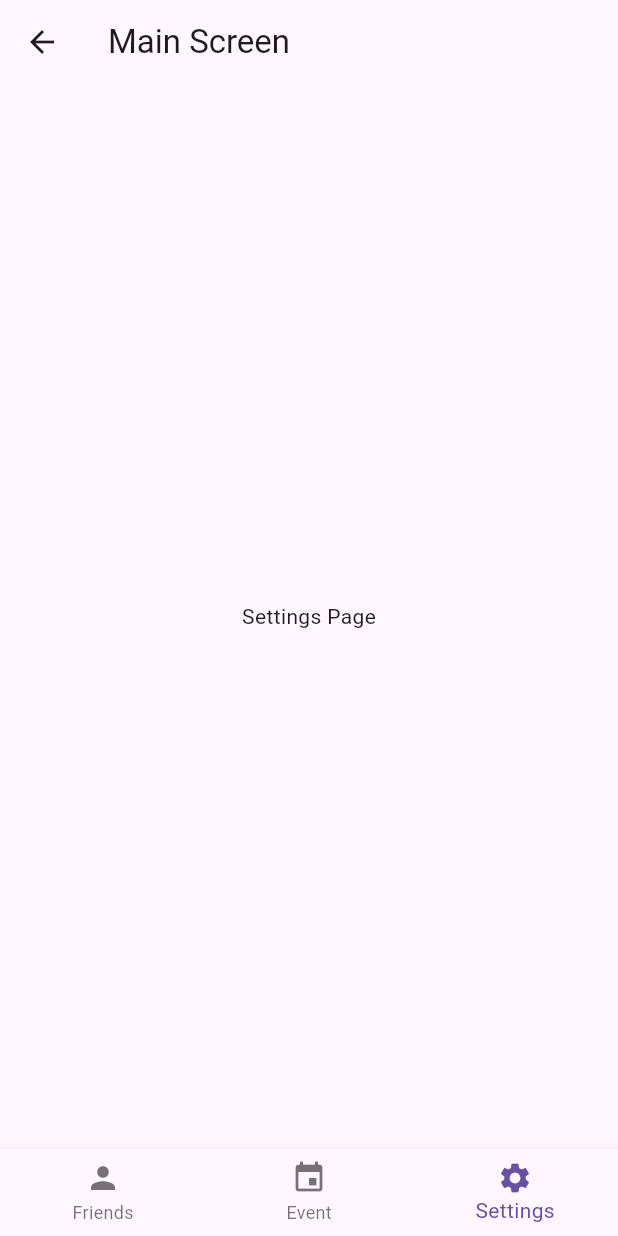
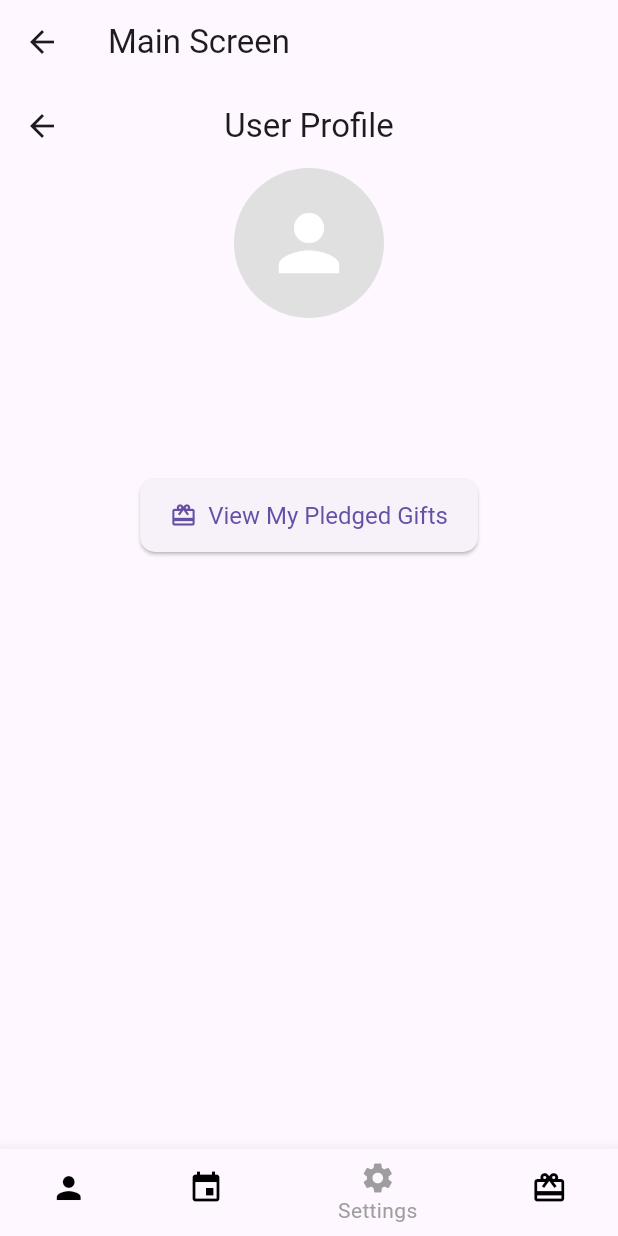
Before and after one commit to Hebahesham123/hedieaty_App, a Flutter app: the MainScreen screen opened by its route, item 3 of the bottom bar chosen, on a phone screen of 412 x 824 dp. Run offline on Flutter 3.47's test engine with Material 3 defaults, Android fonts, the light colour scheme and no system bars; our stand-ins replace cloud_firestore, firebase_auth, firebase_core, sqflite; accounts and stored records are empty.

Commit message:
sorting-profile-mypledge done

```diff
--- a/lib/Controllers/Gift_controller.dart
+++ b/lib/Controllers/Gift_controller.dart
@@ -106,4 +106,9 @@ class GiftController {
       print("Gift with ID $giftId unpublished.");
     }
   }
+
+  Future<List<Gift>> fetchPledgedGiftsByUser(String userId) async {
+    return await _giftModel.fetchPledgedGiftsByUser(userId);
+  }
+
 }
--- a/lib/Controllers/User_controller.dart
+++ b/lib/Controllers/User_controller.dart
@@ -90,4 +90,22 @@ class UserController {
     }
     return null;
   }
+
+
+  // Get Current User Profile
+  Future<User?> getCurrentUserProfile() async {
+    try {
+      // Get the currently signed-in user's UID
+      String? uid = _auth.currentUser?.uid;
+
+      if (uid != null) {
+        // Fetch the user profile
+        return await _userModel.getCurrentUserProfile(uid);
+      }
+    } catch (e) {
+      print("Error fetching user profile: $e");
+      throw Exception("Failed to fetch user profile");
+    }
+    return null;
+  }
 }
--- a/lib/Models/User_model.dart
+++ b/lib/Models/User_model.dart
@@ -40,4 +40,21 @@ class UserModel {
     }
     return null;
   }
+
+  // Fetch Current User Profile
+  Future<User?> getCurrentUserProfile(String uid) async {
+    // Attempt to fetch user from local SQLite
+    User? user = await getFromLocal(uid);
+    if (user != null) {
+      return user;
+    }
+
+    // If not found locally, fetch from Firestore
+    user = await getFromRemote(uid);
+    if (user != null) {
+      // Save the fetched user to local SQLite
+      await saveToLocal(user);
+    }
+    return user;
+  }
 }
--- a/lib/Views/HomeScreen.dart
+++ b/lib/Views/HomeScreen.dart
@@ -3,6 +3,9 @@ import 'package:hediaty_appp/Views/Event.dart';
 import 'package:firebase_auth/firebase_auth.dart';
 import 'package:hediaty_appp/Views/AddFriendScreen.dart';
 import 'package:hediaty_appp/Views/FriendsList.dart';
+import 'package:hediaty_appp/Views/ProfilePage.dart';
+import 'package:hediaty_appp/Views/myPledged.dart';
+
 class MainScreen extends StatefulWidget {
   @override
   _MainScreenState createState() => _MainScreenState();
@@ -14,7 +17,8 @@ class _MainScreenState extends State<MainScreen> {
   final List<Widget> _pages = [
     FriendListScreen(currentUserId: (FirebaseAuth.instance.currentUser?.uid)!),
     EventManagementScreen(userId: FirebaseAuth.instance.currentUser?.uid),
-    Center(child: Text("Settings Page")),
+    ProfilePage(),
+    PledgedGiftsPage(userId: (FirebaseAuth.instance.currentUser?.uid)!),
   ];
 
   @override
@@ -31,6 +35,8 @@ class _MainScreenState extends State<MainScreen> {
             _currentIndex = index;
           });
         },
+        selectedItemColor: Colors.grey, // Color for the selected icon
+        unselectedItemColor: Colors.black, // Color for unselected icons
         items: [
           BottomNavigationBarItem(
             icon: Icon(Icons.person),
@@ -44,6 +50,10 @@ class _MainScreenState extends State<MainScreen> {
             icon: Icon(Icons.settings),
             label: "Settings",
           ),
+          BottomNavigationBarItem(
+            icon: Icon(Icons.card_giftcard),
+            label: "My pledged",
+          ),
         ],
       ),
     );
--- /dev/null
+++ b/lib/Views/ProfilePage.dart
@@ -0,0 +1,119 @@
+import 'package:flutter/material.dart';
+import 'package:hediaty_appp/Controllers/User_controller.dart';
+import 'package:hediaty_appp/Classes/User.dart';
+import 'package:hediaty_appp/Views/myPledged.dart';
+
+class ProfilePage extends StatefulWidget {
+  @override
+  _ProfilePageState createState() => _ProfilePageState();
+}
+
+class _ProfilePageState extends State<ProfilePage> {
+  final UserController _userController = UserController();
+  User? _currentUser;
+  bool _isLoading = true;
+
+  @override
+  void initState() {
+    super.initState();
+    _loadUserProfile();
+  }
+
+  Future<void> _loadUserProfile() async {
+    try {
+      User? user = await _userController.getCurrentUserProfile();
+      setState(() {
+        _currentUser = user;
+        _isLoading = false;
+      });
+    } catch (e) {
+      print("Error loading user profile: $e");
+      setState(() {
+        _isLoading = false;
+      });
+    }
+  }
+
+  @override
+  Widget build(BuildContext context) {
+    return Scaffold(
+      appBar: AppBar(
+        title: Text("User Profile"),
+        centerTitle: true,
+      ),
+      body: _isLoading
+          ? Center(child: CircularProgressIndicator())
+          : _currentUser == null
+          ? Center(
+        child: Text(
+          "Failed to load profile",
+          style: TextStyle(fontSize: 18, fontWeight: FontWeight.bold),
+        ),
+      )
+          : Center(
+        child: Column(
+          mainAxisAlignment: MainAxisAlignment.start,
+          crossAxisAlignment: CrossAxisAlignment.center,
+          children: [
+            // CircleAvatar with User Icon
+            CircleAvatar(
+              radius: 50,
+              backgroundColor: Colors.grey[300],
+              child: Icon(
+                Icons.person,
+                size: 60,
+                color: Colors.white,
+              ),
+            ),
+            SizedBox(height: 20),
+
+            // User Name
+            Text(
+              _currentUser!.name,
+              style: TextStyle(
+                fontSize: 24,
+                fontWeight: FontWeight.bold,
+                color: Colors.black87,
+              ),
+            ),
+
+            // User Email
+            Text(
+              _currentUser!.email,
+              style: TextStyle(
+                fontSize: 16,
+                color: Colors.grey[700],
+              ),
+            ),
+
+            SizedBox(height: 30),
+
+            // Link to Pledged Gifts
+            ElevatedButton.icon(
+              onPressed: () {
+                Navigator.push(
+                  context,
+                  MaterialPageRoute(
+                    builder: (context) => PledgedGiftsPage(
+                      userId: _currentUser!.uid,
+                    ),
+                  ),
+                );
+              },
+              icon: Icon(Icons.card_giftcard),
+              label: Text("View My Pledged Gifts"),
+              style: ElevatedButton.styleFrom(
+                padding: EdgeInsets.symmetric(
+                    horizontal: 20, vertical: 15),
+                textStyle: TextStyle(fontSize: 16),
+                shape: RoundedRectangleBorder(
+                  borderRadius: BorderRadius.circular(10),
+                ),
+              ),
+            ),
+          ],
+        ),
+      ),
+    );
+  }
+}
--- a/pubspec.yaml
+++ b/pubspec.yaml
@@ -40,6 +40,7 @@ dependencies:
   sqflite: ^2.4.1
   path: ^1.9.0
   uuid: ^4.5.1
+
 
 dev_dependencies:
   flutter_test:
```
Also changed, not shown: lib/Models/Gift_model.dart (+10 -0 lines), lib/Views/Event.dart (+96 -0 lines), lib/Views/Gift.dart (+54 -0 lines), lib/Views/myPledged.dart (added, +90 -0 lines), 1 other file.
